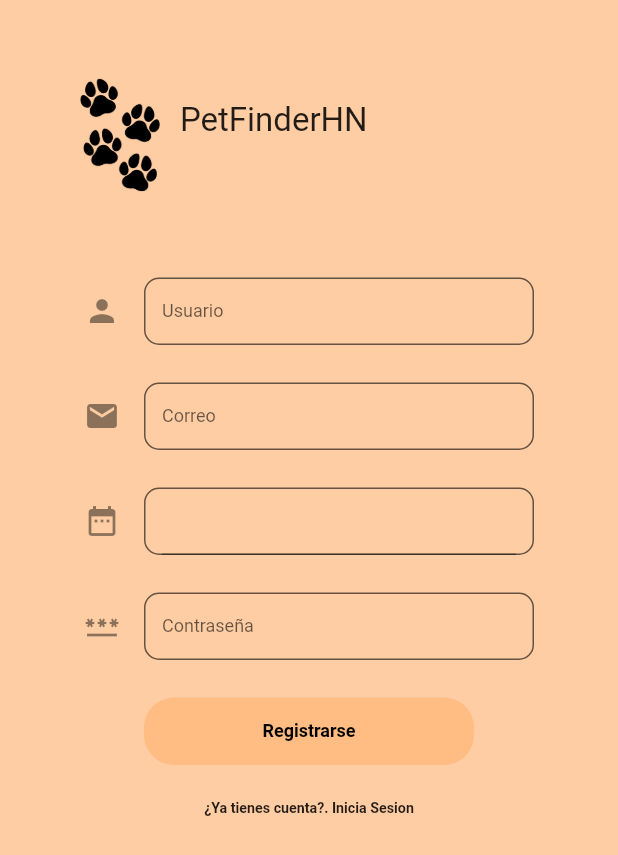
After one commit to fq962/PetFinderHN, a Flutter app: the LogUpScreen screen opened by its route, on a phone screen of 412 x 824 dp. The commit adds this screen. Shown: the top 855 px of the screen. Run offline on Flutter 3.47's test engine with Material 2 defaults, Android fonts, the phone set to English and light mode, and no system bars; drawn by our look-alikes of date_time_picker.

Commit message:
pantallas de iniciar session y registo de usaurio

```diff
--- a/lib/main.dart
+++ b/lib/main.dart
@@ -1,5 +1,6 @@
 import 'package:flutter/material.dart';
 import 'package:pet_finder_hn/screens/login/login_screen.dart';
+import 'package:pet_finder_hn/screens/login/logup_screen.dart';
 
 void main() {
   runApp(const MyApp());
@@ -19,6 +20,7 @@ class MyApp extends StatelessWidget {
       initialRoute: 'login',
       routes: {
         'login': (_) => LoginScreen(),
+        'logup': (_) => LogUpScreen(),
       },
     );
   }
--- /dev/null
+++ b/lib/screens/login/logup_screen.dart
@@ -0,0 +1,177 @@
+import 'package:flutter/material.dart';
+import 'package:date_time_picker/date_time_picker.dart';
+
+class LogUpScreen extends StatefulWidget {
+  LogUpScreen({Key? key}) : super(key: key);
+
+  @override
+  State<LogUpScreen> createState() => _LogUpScreenState();
+}
+
+class _LogUpScreenState extends State<LogUpScreen> {
+  @override
+  Widget build(BuildContext context) {
+    return Scaffold(
+      backgroundColor: const Color.fromRGBO(255, 179, 114, 0.65),
+      body: SingleChildScrollView(
+        child: Column(
+          children: <Widget>[
+            Row(
+              children: [
+                Padding(
+                  padding: const EdgeInsets.only(top: 50, bottom: 30, left: 40),
+                  child: Center(
+                    child: SizedBox(
+                      height: 80,
+                      width: 80,
+                      child: Image.asset('assets/images/paw.png'),
+                    ),
+                  ),
+                ),
+                const Center(
+                  child: Text(
+                    'PetFinderHN',
+                    style: TextStyle(fontSize: 22),
+                  ),
+                ),
+              ],
+            ),
+            Padding(
+              padding: const EdgeInsets.only(top: 25),
+              child: SizedBox(
+                  width: 300,
+                  height: 45,
+                  child: TextField(
+                    decoration: InputDecoration(
+                      icon: const Icon(Icons.person),
+                      border: OutlineInputBorder(
+                        borderRadius: BorderRadius.circular(10.0),
+                      ),
+                      filled: true,
+                      hintStyle: const TextStyle(color: Colors.black54),
+                      label: const Text(
+                        'Usuario',
+                        style: TextStyle(fontSize: 12),
+                      ),
+                      //hintText: "Usuario",
+                      fillColor: Colors.transparent,
+                    ),
+                  )),
+            ),
+            Padding(
+              padding: const EdgeInsets.only(top: 25),
+              child: SizedBox(
+                  width: 300,
+                  height: 45,
+                  child: TextField(
+                    decoration: InputDecoration(
+                      icon: const Icon(Icons.email),
+                      border: OutlineInputBorder(
+                        borderRadius: BorderRadius.circular(10.0),
+                      ),
+                      filled: true,
+                      hintStyle: const TextStyle(color: Colors.black54),
+                      label: const Text(
+                        'Correo',
+                        style: TextStyle(fontSize: 12),
+                      ),
+                      //hintText: "Usuario",
+                      fillColor: Colors.transparent,
+                    ),
+                  )),
+            ),
+            Padding(
+              padding: const EdgeInsets.only(top: 25),
+              child: SizedBox(
+                width: 300,
+                height: 45,
+                child: TextField(
+                  decoration: InputDecoration(
+                    icon: const Icon(Icons.date_range),
+                    border: OutlineInputBorder(
+                      borderRadius: BorderRadius.circular(10.0),
+                    ),
+                    filled: true,
+                    hintStyle: const TextStyle(color: Colors.black54),
+                    label: DateTimePicker(
+                      style: const TextStyle(fontSize: 11),
+                      //enabled: false,
+                      //fieldLabelText: 'Fecha',
+                      initialValue: '',
+                      firstDate: DateTime(1900),
+                      lastDate: DateTime(2022),
+                      //dateLabelText: 'Date',
+                      //onChanged: (val) => print(val),
+                      validator: (val) {
+                        //print(val);
+                        return null;
+                      },
+                      onSaved: (val) => print(val),
+                    ),
+                    //hintText: "Usuario",
+                    fillColor: Colors.transparent,
+                  ),
+                ),
+              ),
+            ),
+            Padding(
+              padding: const EdgeInsets.only(top: 25),
+              child: SizedBox(
+                  width: 300,
+                  height: 45,
+                  child: TextField(
+                    obscureText: true,
+                    decoration: InputDecoration(
+                      icon: const Icon(Icons.password),
+                      border: OutlineInputBorder(
+                        borderRadius: BorderRadius.circular(10.0),
+                      ),
+                      filled: true,
+                      hintStyle: const TextStyle(color: Colors.black54),
+                      label: const Text(
+                        'Contraseña',
+                        style: TextStyle(fontSize: 12),
+                      ),
+                      //hintText: "Usuario",
+                      fillColor: Colors.transparent,
+                    ),
+                  )),
+            ),
+            Padding(
+              padding: const EdgeInsets.only(top: 25, bottom: 15),
+              child: Container(
+                decoration: BoxDecoration(
+                    color: const Color.fromRGBO(255, 179, 114, 0.65),
+                    borderRadius: BorderRadius.circular(20)),
+                height: 45,
+                width: 220,
+                //color: Colors.blueAccent,
+                child: TextButton(
+                    onPressed: () => {},
+                    child: const Text('Registrarse',
+                        style: TextStyle(
+                            color: Colors.black,
+                            fontSize: 12,
+                            fontWeight: FontWeight.bold))),
+              ),
+            ),
+            Padding(
+              padding: const EdgeInsets.only(top: 8),
+              child: Center(
+                child: GestureDetector(
+                  onTap: () {
+                    Navigator.popAndPushNamed(context, 'login');
+                  },
+                  child: const Text(
+                    '¿Ya tienes cuenta?. Inicia Sesion',
+                    style: TextStyle(fontSize: 9.5, fontWeight: FontWeight.bold),
+                  ),
+                ),
+              ),
+            )
+          ],
+        ),
+      ),
+    );
+  }
+}
--- a/pubspec.yaml
+++ b/pubspec.yaml
@@ -34,6 +34,7 @@ dependencies:
   # The following adds the Cupertino Icons font to your application.
   # Use with the CupertinoIcons class for iOS style icons.
   cupertino_icons: ^1.0.2
+  date_time_picker: ^2.1.0
 
 dev_dependencies:
   flutter_test:
```
Also changed, not shown: lib/screens/login/login_screen.dart (+94 -7 lines), pubspec.lock.
